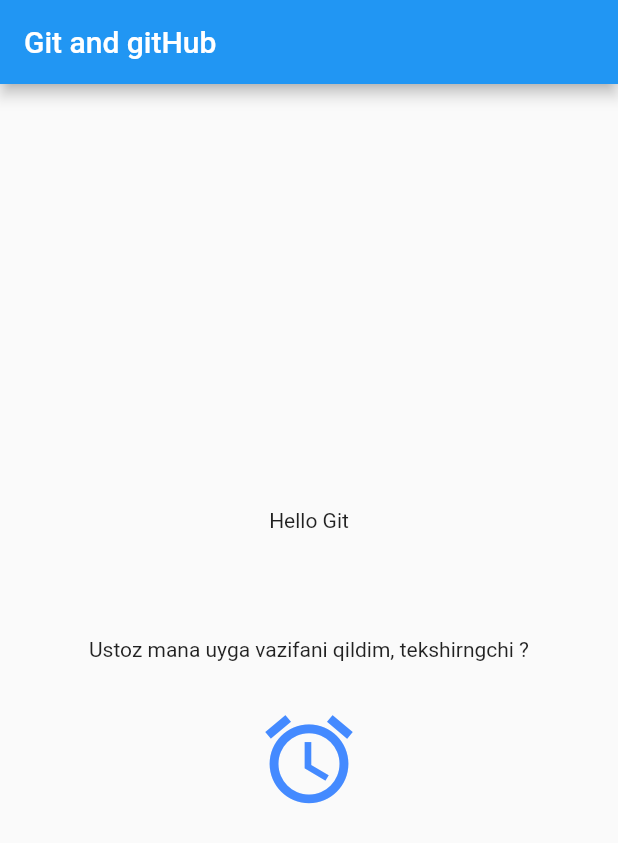
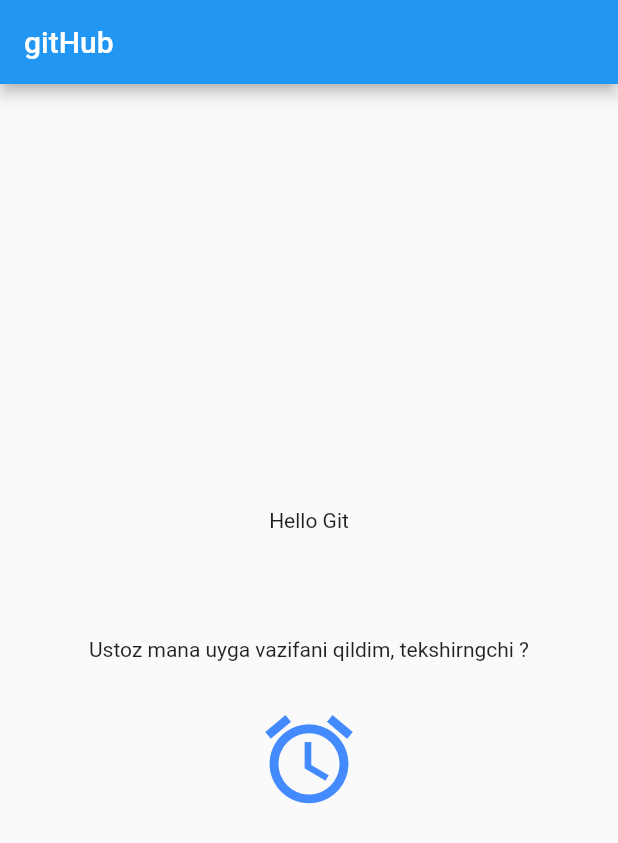
Before and after one commit to shopulatovich/Ustoz_Shifu, a Flutter app: the screen it shows after launch, on a phone screen of 412 x 824 dp. Shown: the top 843 px of the screen. Run offline on Flutter 3.47's test engine with Material 2 defaults, Android fonts, the phone set to English and light mode, and no system bars.

Commit message:
update text

```diff
--- a/lib/main.dart
+++ b/lib/main.dart
@@ -12,7 +12,7 @@ class MyApp extends StatelessWidget {
     return MaterialApp(
       home: Scaffold(
         appBar: AppBar(
-          title: Text('Git and gitHub'),
+          title: Text('gitHub'),
         ),
         body: Center(
           child: Column(
```
